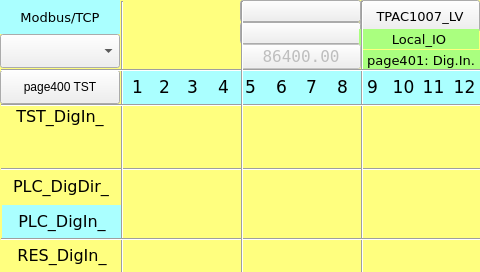
MECTsrl/mect_apps, file TPAC1007_LV/Local_IO_HMI/page401.ui: the form before one commit.
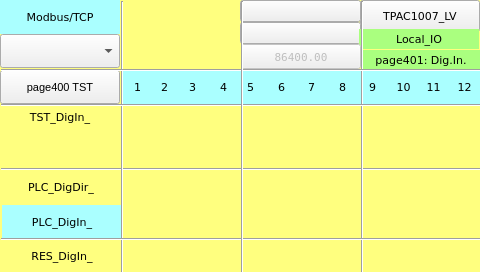
The form after the commit. Custom widgets are drawn as their Qt base class.

```diff
--- a/TPAC1007_LV/Local_IO_HMI/page401.ui
+++ b/TPAC1007_LV/Local_IO_HMI/page401.ui
@@ -79,7 +79,7 @@
    <property name="font">
     <font>
      <family>DejaVu Sans</family>
-     <pointsize>13</pointsize>
+     <pointsize>8</pointsize>
     </font>
    </property>
    <property name="styleSheet">
@@ -284,7 +284,7 @@
    <property name="font">
     <font>
      <family>DejaVu Sans</family>
-     <pointsize>12</pointsize>
+     <pointsize>8</pointsize>
     </font>
    </property>
    <property name="styleSheet">
@@ -345,7 +345,7 @@
    <property name="font">
     <font>
      <family>DejaVu Sans</family>
-     <pointsize>13</pointsize>
+     <pointsize>8</pointsize>
     </font>
    </property>
    <property name="styleSheet">
@@ -442,7 +442,7 @@
    <property name="font">
     <font>
      <family>DejaVu Sans</family>
-     <pointsize>13</pointsize>
+     <pointsize>8</pointsize>
     </font>
    </property>
    <property name="styleSheet">
@@ -575,7 +575,7 @@
    <property name="font">
     <font>
      <family>DejaVu Sans</family>
-     <pointsize>13</pointsize>
+     <pointsize>8</pointsize>
     </font>
    </property>
    <property name="styleSheet">
@@ -600,7 +600,7 @@
    <property name="font">
     <font>
      <family>DejaVu Sans</family>
-     <pointsize>12</pointsize>
+     <pointsize>8</pointsize>
     </font>
    </property>
    <property name="styleSheet">
@@ -805,7 +805,7 @@
    <property name="font">
     <font>
      <family>DejaVu Sans</family>
-     <pointsize>13</pointsize>
+     <pointsize>8</pointsize>
     </font>
    </property>
    <property name="styleSheet">
@@ -866,7 +866,7 @@
    <property name="font">
     <font>
      <family>DejaVu Sans</family>
-     <pointsize>13</pointsize>
+     <pointsize>8</pointsize>
     </font>
    </property>
    <property name="styleSheet">
@@ -963,7 +963,7 @@
    <property name="font">
     <font>
      <family>DejaVu Sans</family>
-     <pointsize>12</pointsize>
+     <pointsize>8</pointsize>
      <weight>50</weight>
      <bold>false</bold>
     </font>
@@ -1278,7 +1278,7 @@
    <property name="font">
     <font>
      <family>DejaVu Sans</family>
-     <pointsize>13</pointsize>
+     <pointsize>8</pointsize>
     </font>
    </property>
    <property name="styleSheet">
@@ -1303,7 +1303,7 @@
    <property name="font">
     <font>
      <family>DejaVu Sans</family>
-     <pointsize>13</pointsize>
+     <pointsize>8</pointsize>
     </font>
    </property>
    <property name="styleSheet">
@@ -1508,7 +1508,7 @@
    <property name="font">
     <font>
      <family>DejaVu Sans</family>
-     <pointsize>13</pointsize>
+     <pointsize>8</pointsize>
     </font>
    </property>
    <property name="styleSheet">
@@ -1569,7 +1569,7 @@
    <property name="font">
     <font>
      <family>DejaVu Sans</family>
-     <pointsize>13</pointsize>
+     <pointsize>8</pointsize>
     </font>
    </property>
    <property name="styleSheet">
@@ -1594,7 +1594,7 @@
    <property name="font">
     <font>
      <family>DejaVu Sans</family>
-     <pointsize>13</pointsize>
+     <pointsize>8</pointsize>
     </font>
    </property>
    <property name="styleSheet">
@@ -1655,7 +1655,7 @@
    <property name="font">
     <font>
      <family>DejaVu Sans</family>
-     <pointsize>13</pointsize>
+     <pointsize>8</pointsize>
     </font>
    </property>
    <property name="styleSheet">
@@ -1729,7 +1729,7 @@
    <property name="font">
     <font>
      <family>DejaVu Sans</family>
-     <pointsize>10</pointsize>
+     <pointsize>8</pointsize>
      <weight>50</weight>
      <bold>false</bold>
     </font>
@@ -1870,7 +1870,7 @@
    <property name="font">
     <font>
      <family>DejaVu Sans</family>
-     <pointsize>10</pointsize>
+     <pointsize>8</pointsize>
     </font>
    </property>
    <property name="styleSheet">
@@ -1895,7 +1895,7 @@
    <property name="font">
     <font>
      <family>DejaVu Sans</family>
-     <pointsize>10</pointsize>
+     <pointsize>8</pointsize>
     </font>
    </property>
    <property name="styleSheet">
@@ -1996,7 +1996,7 @@
    <property name="font">
     <font>
      <family>DejaVu Sans</family>
-     <pointsize>12</pointsize>
+     <pointsize>8</pointsize>
     </font>
    </property>
    <property name="styleSheet">
@@ -2306,6 +2306,11 @@
      <height>34</height>
     </rect>
    </property>
+   <property name="font">
+    <font>
+     <pointsize>8</pointsize>
+    </font>
+   </property>
    <property name="toolTip">
     <string/>
    </property>
@@ -2362,7 +2367,7 @@
    <property name="font">
     <font>
      <family>DejaVu Sans Mono</family>
-     <pointsize>12</pointsize>
+     <pointsize>8</pointsize>
     </font>
    </property>
    <property name="text">
@@ -2478,7 +2483,7 @@
    <property name="font">
     <font>
      <family>DejaVu Sans</family>
-     <pointsize>10</pointsize>
+     <pointsize>8</pointsize>
     </font>
    </property>
    <property name="styleSheet">
```
Left out of the diff: 483 changed lines with no effect on the pictures.
